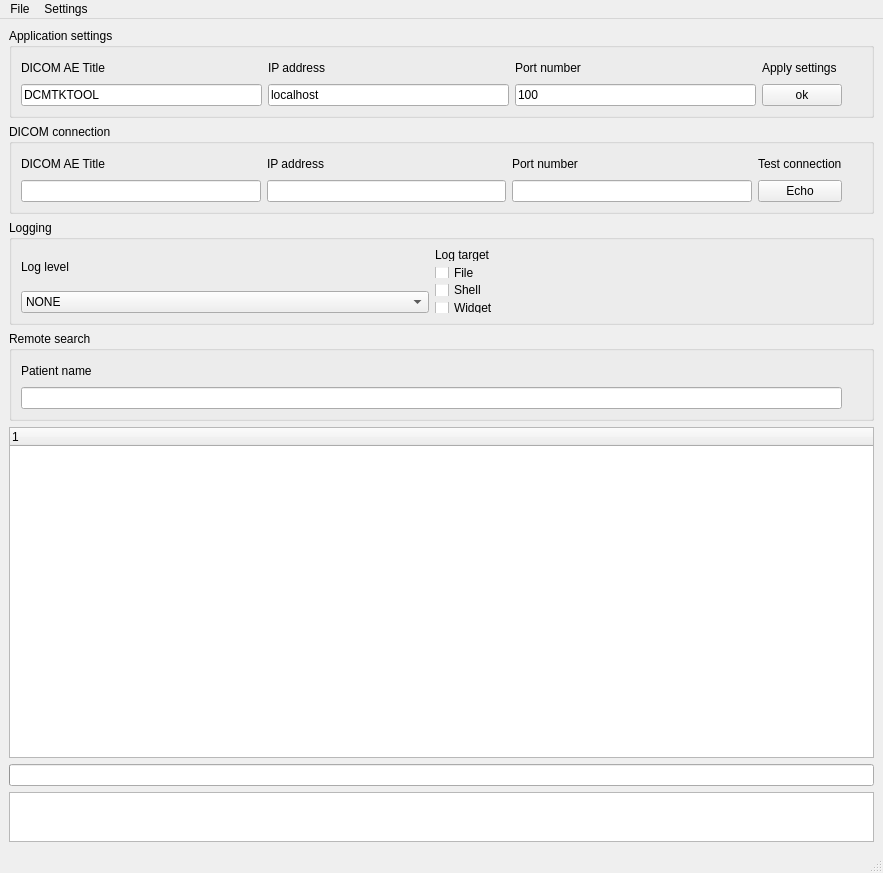
The window that dcmtkNetConnector/SimpleView.ui (medInria/medInria-public) describes before a commit, drawn with Qt 5.
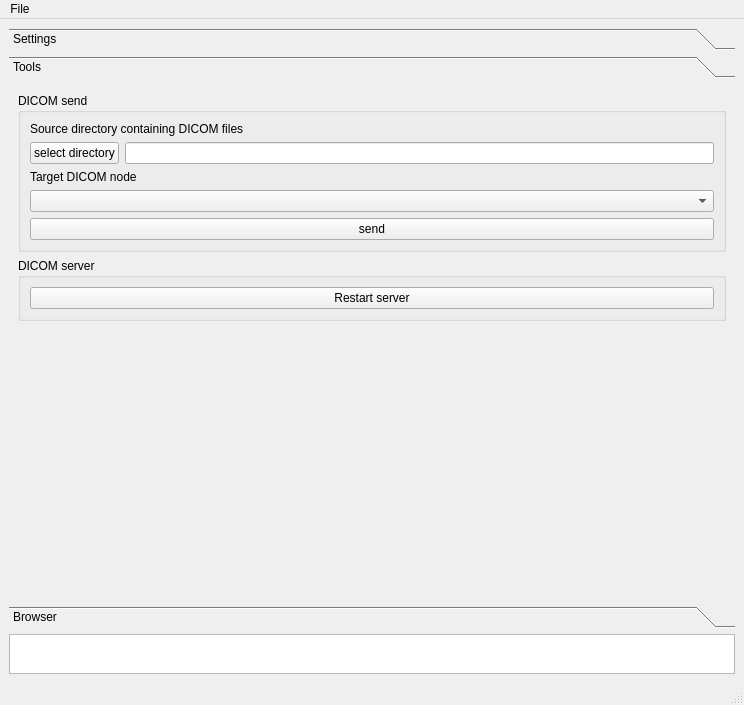
The same window after the commit. The open tabs and pages were chosen to show the change. Icons and pictures are not drawn.

Diff of the .ui file:
```diff
--- a/dcmtkNetConnector/SimpleView.ui
+++ b/dcmtkNetConnector/SimpleView.ui
@@ -6,8 +6,8 @@
    <rect>
     <x>0</x>
     <y>0</y>
-    <width>883</width>
-    <height>873</height>
+    <width>744</width>
+    <height>705</height>
    </rect>
   </property>
   <property name="windowTitle">
@@ -24,19 +24,39 @@
    </size>
   </property>
   <widget class="QWidget" name="centralwidget">
-   <layout class="QGridLayout" name="gridLayout_5">
+   <layout class="QGridLayout" name="gridLayout_6">
     <item row="0" column="0">
+     <widget class="QToolBox" name="toolBox">
+      <property name="currentIndex">
+       <number>2</number>
+      </property>
+      <widget class="QWidget" name="page">
+       <property name="geometry">
+        <rect>
+         <x>0</x>
+         <y>0</y>
+         <width>726</width>
+         <height>524</height>
+        </rect>
+       </property>
+       <attribute name="label">
+        <string>Settings</string>
+       </attribute>
+       <layout class="QGridLayout" name="gridLayout_7">
+        <item row="0" column="0" colspan="2">
+         <layout class="QVBoxLayout" name="verticalLayout_15">
+          <item>
      <widget class="QGroupBox" name="settingsGroupBox_2">
       <property name="minimumSize">
        <size>
         <width>0</width>
-        <height>90</height>
+              <height>80</height>
        </size>
       </property>
       <property name="maximumSize">
        <size>
         <width>16777215</width>
-        <height>90</height>
+              <height>80</height>
        </size>
       </property>
       <property name="title">
@@ -115,34 +135,21 @@
          </item>
         </layout>
        </item>
-       <item row="0" column="4">
-        <spacer name="verticalSpacer_3">
-         <property name="orientation">
-          <enum>Qt::Vertical</enum>
-         </property>
-         <property name="sizeHint" stdset="0">
-          <size>
-           <width>20</width>
-           <height>52</height>
-          </size>
-         </property>
-        </spacer>
-       </item>
       </layout>
      </widget>
     </item>
-    <item row="1" column="0">
+          <item>
      <widget class="QGroupBox" name="settingsGroupBox">
       <property name="minimumSize">
        <size>
         <width>0</width>
-        <height>90</height>
+              <height>80</height>
        </size>
       </property>
       <property name="maximumSize">
        <size>
         <width>16777215</width>
-        <height>90</height>
+              <height>80</height>
        </size>
       </property>
       <property name="title">
@@ -221,28 +228,21 @@
          </item>
         </layout>
        </item>
-       <item row="0" column="4">
-        <spacer name="verticalSpacer_2">
-         <property name="orientation">
-          <enum>Qt::Vertical</enum>
-         </property>
-         <property name="sizeHint" stdset="0">
-          <size>
-           <width>20</width>
-           <height>52</height>
-          </size>
-         </property>
-        </spacer>
-       </item>
       </layout>
      </widget>
     </item>
-    <item row="2" column="0">
+          <item>
      <widget class="QGroupBox" name="groupBox">
+            <property name="minimumSize">
+             <size>
+              <width>0</width>
+              <height>80</height>
+             </size>
+            </property>
       <property name="maximumSize">
        <size>
         <width>16777215</width>
-        <height>105</height>
+              <height>80</height>
        </size>
       </property>
       <property name="title">
@@ -299,6 +299,8 @@
           </widget>
          </item>
          <item>
+                <layout class="QHBoxLayout" name="horizontalLayout">
+                 <item>
           <widget class="QCheckBox" name="cbFileTarget">
            <property name="text">
             <string>File</string>
@@ -321,23 +323,137 @@
          </item>
         </layout>
        </item>
-       <item row="0" column="2">
-        <spacer name="verticalSpacer_4">
+              </layout>
+             </item>
+            </layout>
+           </widget>
+          </item>
+         </layout>
+        </item>
+        <item row="1" column="1">
+         <spacer name="verticalSpacer">
+          <property name="orientation">
+           <enum>Qt::Vertical</enum>
+          </property>
+          <property name="sizeHint" stdset="0">
+           <size>
+            <width>348</width>
+            <height>243</height>
+           </size>
+          </property>
+         </spacer>
+        </item>
+       </layout>
+      </widget>
+      <widget class="QWidget" name="page_3">
+       <attribute name="label">
+        <string>Tools</string>
+       </attribute>
+       <layout class="QGridLayout" name="gridLayout_10">
+        <item row="0" column="0">
+         <widget class="QGroupBox" name="groupBox_2">
+          <property name="title">
+           <string>DICOM send</string>
+          </property>
+          <layout class="QGridLayout" name="gridLayout_8">
+           <item row="0" column="0">
+            <layout class="QVBoxLayout" name="verticalLayout_14">
+             <item>
+              <layout class="QVBoxLayout" name="verticalLayout_12">
+               <item>
+                <widget class="QLabel" name="label_12">
+                 <property name="text">
+                  <string>Source directory containing DICOM files</string>
+                 </property>
+                </widget>
+               </item>
+               <item>
+                <layout class="QHBoxLayout" name="horizontalLayout_2">
+                 <item>
+                  <widget class="QPushButton" name="dirButton">
+                   <property name="text">
+                    <string>select directory</string>
+                   </property>
+                  </widget>
+                 </item>
+                 <item>
+                  <widget class="QLineEdit" name="directoryLE"/>
+                 </item>
+                </layout>
+               </item>
+              </layout>
+             </item>
+             <item>
+              <layout class="QVBoxLayout" name="verticalLayout_13">
+               <item>
+                <widget class="QLabel" name="label_13">
+                 <property name="text">
+                  <string>Target DICOM node</string>
+                 </property>
+                </widget>
+               </item>
+               <item>
+                <widget class="QComboBox" name="sendToNodeCB"/>
+               </item>
+              </layout>
+             </item>
+             <item>
+              <widget class="QPushButton" name="sendButton">
+               <property name="text">
+                <string>send</string>
+               </property>
+              </widget>
+             </item>
+            </layout>
+           </item>
+          </layout>
+         </widget>
+        </item>
+        <item row="1" column="0">
+         <widget class="QGroupBox" name="groupBox_3">
+          <property name="title">
+           <string>DICOM server</string>
+          </property>
+          <layout class="QGridLayout" name="gridLayout_9">
+           <item row="0" column="0">
+            <widget class="QPushButton" name="serverRestartButton">
+             <property name="text">
+              <string>Restart server</string>
+             </property>
+            </widget>
+           </item>
+          </layout>
+         </widget>
+        </item>
+        <item row="2" column="0">
+         <spacer name="verticalSpacer_2">
          <property name="orientation">
           <enum>Qt::Vertical</enum>
          </property>
          <property name="sizeHint" stdset="0">
           <size>
            <width>20</width>
-           <height>67</height>
+            <height>274</height>
           </size>
          </property>
         </spacer>
        </item>
       </layout>
      </widget>
-    </item>
-    <item row="3" column="0">
+      <widget class="QWidget" name="page_2">
+       <property name="geometry">
+        <rect>
+         <x>0</x>
+         <y>0</y>
+         <width>726</width>
+         <height>524</height>
+        </rect>
+       </property>
+       <attribute name="label">
+        <string>Browser</string>
+       </attribute>
+       <layout class="QGridLayout" name="gridLayout_5">
+        <item row="0" column="0">
      <widget class="QGroupBox" name="searchGroupBox">
       <property name="maximumSize">
        <size>
@@ -367,30 +483,23 @@
          </item>
         </layout>
        </item>
-       <item row="0" column="1">
-        <spacer name="verticalSpacer">
-         <property name="orientation">
-          <enum>Qt::Vertical</enum>
-         </property>
-         <property name="sizeHint" stdset="0">
-          <size>
-           <width>20</width>
-           <height>52</height>
-          </size>
-         </property>
-        </spacer>
-       </item>
       </layout>
      </widget>
     </item>
-    <item row="4" column="0">
+        <item row="1" column="0">
      <widget class="QTreeWidget" name="treeWidget">
       <property name="minimumSize">
        <size>
         <width>0</width>
-        <height>256</height>
-       </size>
-      </property>
+            <height>100</height>
+           </size>
+          </property>
+          <attribute name="headerVisible">
+           <bool>false</bool>
+          </attribute>
+          <attribute name="headerVisible">
+           <bool>false</bool>
+          </attribute>
       <column>
        <property name="text">
         <string notr="true">1</string>
@@ -398,20 +507,11 @@
       </column>
      </widget>
     </item>
-    <item row="5" column="0">
-     <widget class="QProgressBar" name="progressBar">
-      <property name="value">
-       <number>0</number>
-      </property>
-      <property name="textVisible">
-       <bool>false</bool>
-      </property>
-      <property name="format">
-       <string/>
-      </property>
+       </layout>
+      </widget>
      </widget>
     </item>
-    <item row="6" column="0">
+    <item row="1" column="0">
      <widget class="QTextEdit" name="logWindow">
       <property name="sizePolicy">
        <sizepolicy hsizetype="Expanding" vsizetype="Expanding">
@@ -422,13 +522,13 @@
       <property name="minimumSize">
        <size>
         <width>0</width>
-        <height>50</height>
+        <height>40</height>
        </size>
       </property>
       <property name="maximumSize">
        <size>
         <width>16777215</width>
-        <height>50</height>
+        <height>40</height>
        </size>
       </property>
       <property name="readOnly">
@@ -443,7 +543,7 @@
     <rect>
      <x>0</x>
      <y>0</y>
-     <width>883</width>
+     <width>744</width>
      <height>18</height>
     </rect>
    </property>
@@ -458,14 +558,7 @@
     <addaction name="actionHelp"/>
     <addaction name="actionExit"/>
    </widget>
-   <widget class="QMenu" name="menuSettings">
-    <property name="title">
-     <string>Settings</string>
-    </property>
-    <addaction name="actionSet_up_DICOM_connection"/>
-   </widget>
    <addaction name="menuFile"/>
-   <addaction name="menuSettings"/>
   </widget>
   <widget class="QStatusBar" name="statusbar"/>
   <action name="actionOpenFile">
```
Left out of the diff: 6 changed lines with no effect on the pictures. Lines whose indentation alone changed are shown as unchanged.
